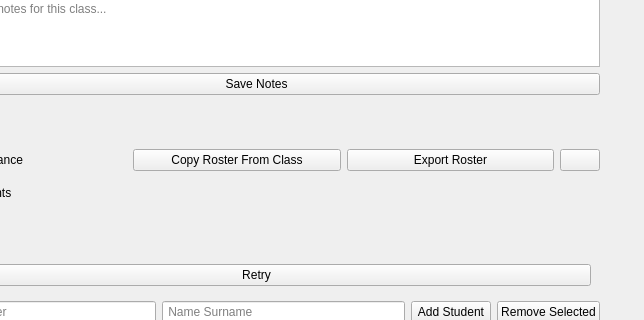
Before: the Qt Designer form ui/class_window.ui in imndllnuri/students-attendance-app, drawn with Qt 5; both pictures show x 131 to 775 and y 261 to 581 of the 775 by 771 pixel window.
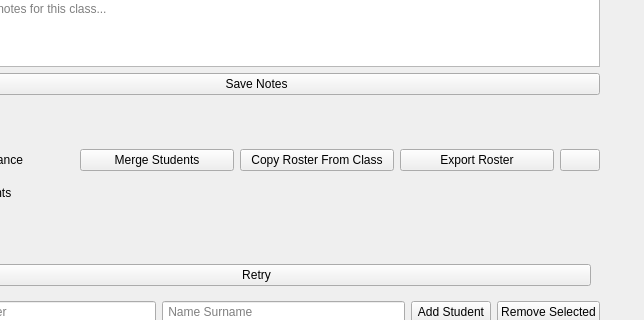
After: the same form once the commit is applied.

Commit message:
#18: Merge student tool
Adds a "Merge Students" action for accidental duplicate roster
entries: picks a "keep" and a "duplicate" student, moves the
duplicate's attendance history onto the kept student via a new
POST /roster/merge endpoint, then deletes the duplicate entry.

What changed in the file:
```diff
--- a/ui/class_window.ui
+++ b/ui/class_window.ui
@@ -210,6 +210,13 @@
              </property>
             </spacer>
            </item>
+           <item>
+            <widget class="QPushButton" name="merge_students_btn">
+             <property name="text">
+              <string>Merge Students</string>
+             </property>
+            </widget>
+           </item>
            <item>
             <widget class="QPushButton" name="copy_roster_btn">
              <property name="text">
```
The commit also changes 8 other files.
